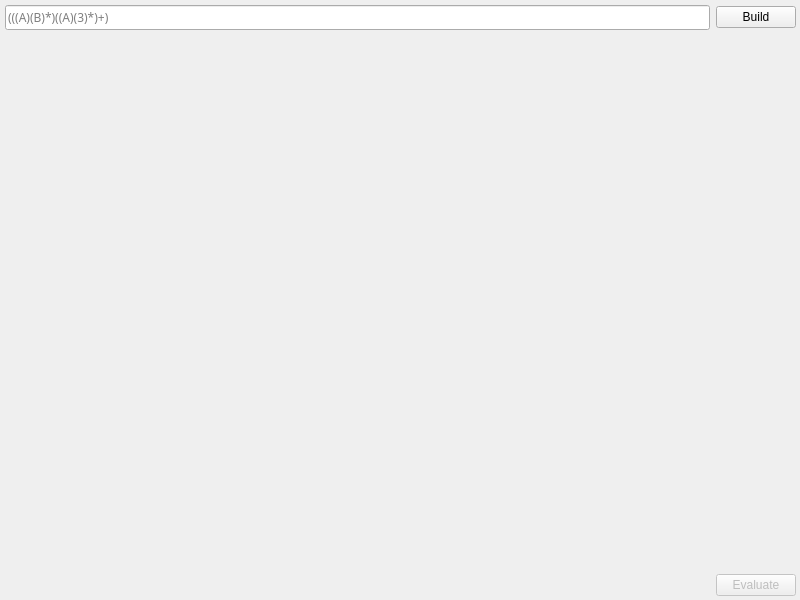
The window that Sergeev_Alexander_lr4/lab4/mainwindow.ui (Ksenox/AISD_8381) describes before a commit, drawn with Qt 5.
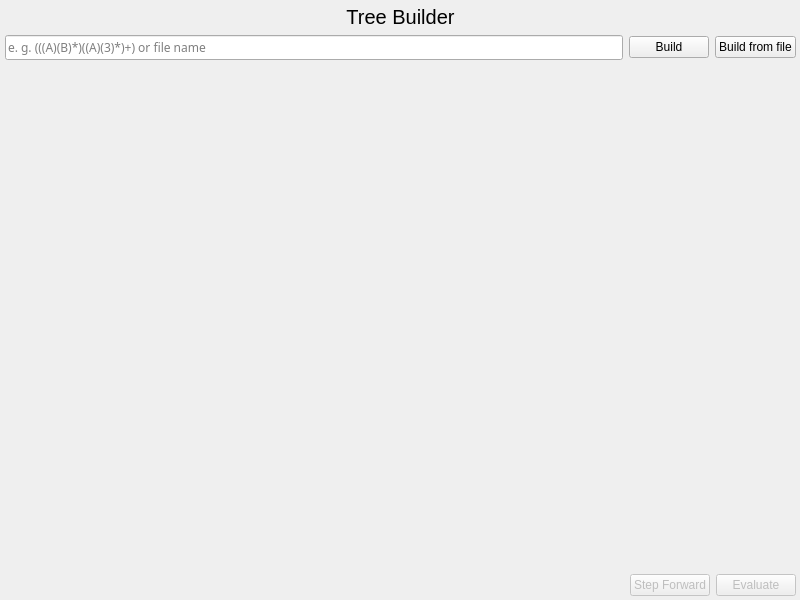
The same window after the commit.

Diff of the .ui file:
```diff
--- a/Sergeev_Alexander_lr4/lab4/mainwindow.ui
+++ b/Sergeev_Alexander_lr4/lab4/mainwindow.ui
@@ -42,6 +42,21 @@
      <property name="bottomMargin">
       <number>5</number>
      </property>
+     <item>
+      <widget class="QLabel" name="app_name">
+       <property name="font">
+        <font>
+         <pointsize>15</pointsize>
+        </font>
+       </property>
+       <property name="text">
+        <string>Tree Builder</string>
+       </property>
+       <property name="alignment">
+        <set>Qt::AlignCenter</set>
+       </property>
+      </widget>
+     </item>
      <item>
       <layout class="QHBoxLayout" name="horizontalLayout">
        <item>
@@ -52,7 +67,7 @@
           </font>
          </property>
          <property name="placeholderText">
-          <string>(((A)(B)*)((A)(3)*)+)</string>
+          <string>e. g. (((A)(B)*)((A)(3)*)+) or file name</string>
          </property>
         </widget>
        </item>
@@ -63,6 +78,13 @@
          </property>
         </widget>
        </item>
+       <item>
+        <widget class="QPushButton" name="file_build_button">
+         <property name="text">
+          <string>Build from file</string>
+         </property>
+        </widget>
+       </item>
       </layout>
      </item>
      <item>
@@ -100,6 +122,16 @@
          </property>
         </widget>
        </item>
+       <item>
+        <widget class="QPushButton" name="stepButton">
+         <property name="enabled">
+          <bool>false</bool>
+         </property>
+         <property name="text">
+          <string>Step Forward</string>
+         </property>
+        </widget>
+       </item>
        <item>
         <widget class="QPushButton" name="rush_button">
          <property name="enabled">
```
Left out of the diff: 2 changed lines with no effect on the pictures.
